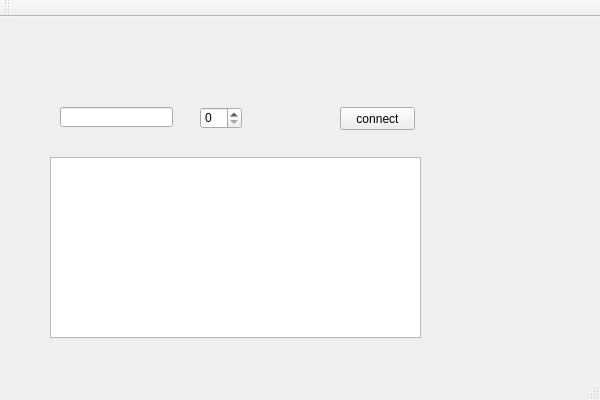
First picture: the form in QtNetworkClient/QtNetworkClient/qtnetworkclient.ui, repository saga1979/QtIM, before the edit.
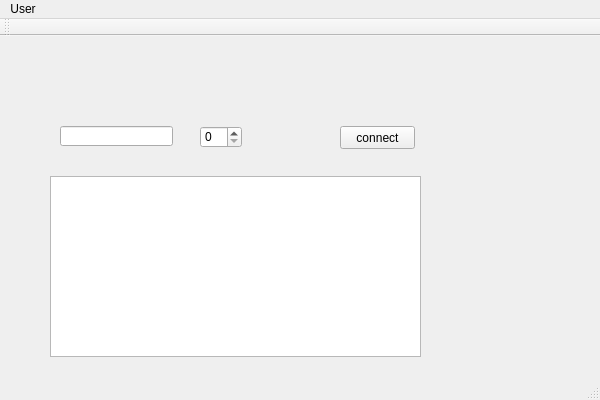
Second picture: the form after the edit.

Commit message: 客户端增加用户注册、登陆界面（todo）： 1.QMenu使用 2.QLabel 使用,扩展(自定义QLabel) 3.QPixmap

```diff
--- a/QtNetworkClient/QtNetworkClient/qtnetworkclient.ui
+++ b/QtNetworkClient/QtNetworkClient/qtnetworkclient.ui
@@ -67,6 +67,13 @@
      <height>21</height>
     </rect>
    </property>
+   <widget class="QMenu" name="m_menuUser">
+    <property name="title">
+     <string>User</string>
+    </property>
+    <addaction name="m_acRegisterUser"/>
+   </widget>
+   <addaction name="m_menuUser"/>
   </widget>
   <widget class="QToolBar" name="mainToolBar">
    <attribute name="toolBarArea">
```
Left out of the diff: 5 changed lines with no effect on the pictures. The commit also changes 16 other files.
